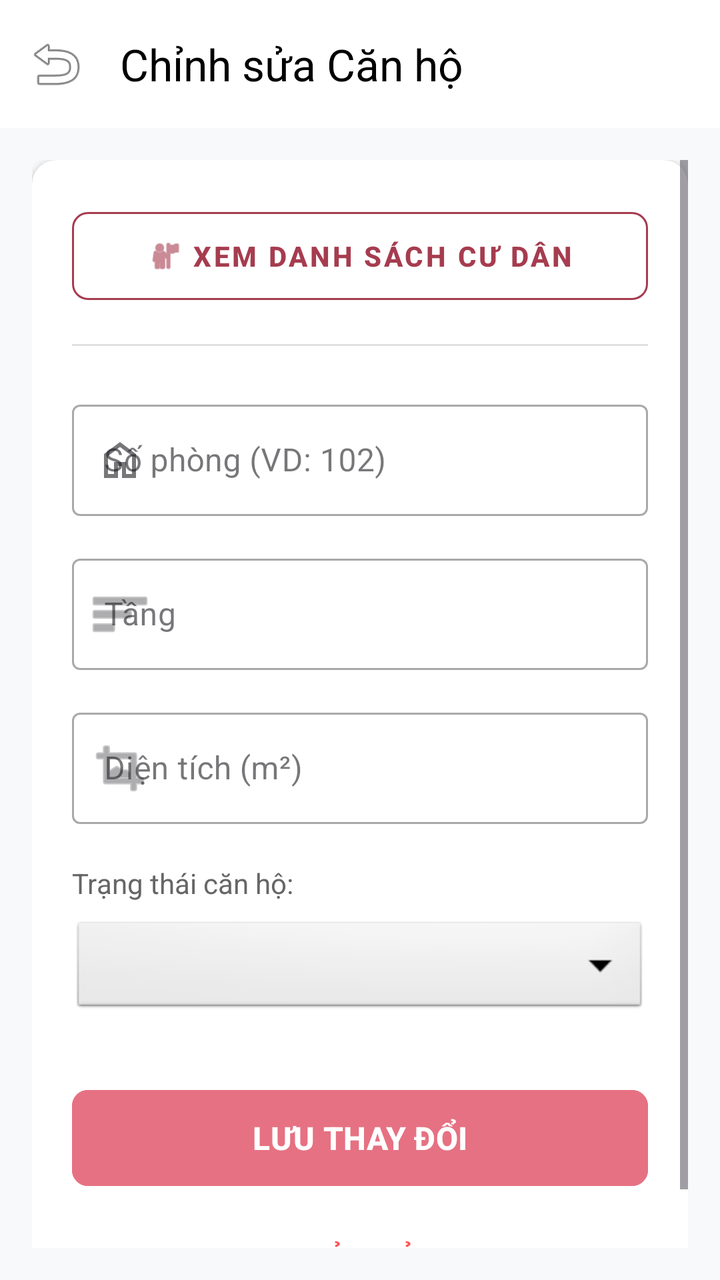
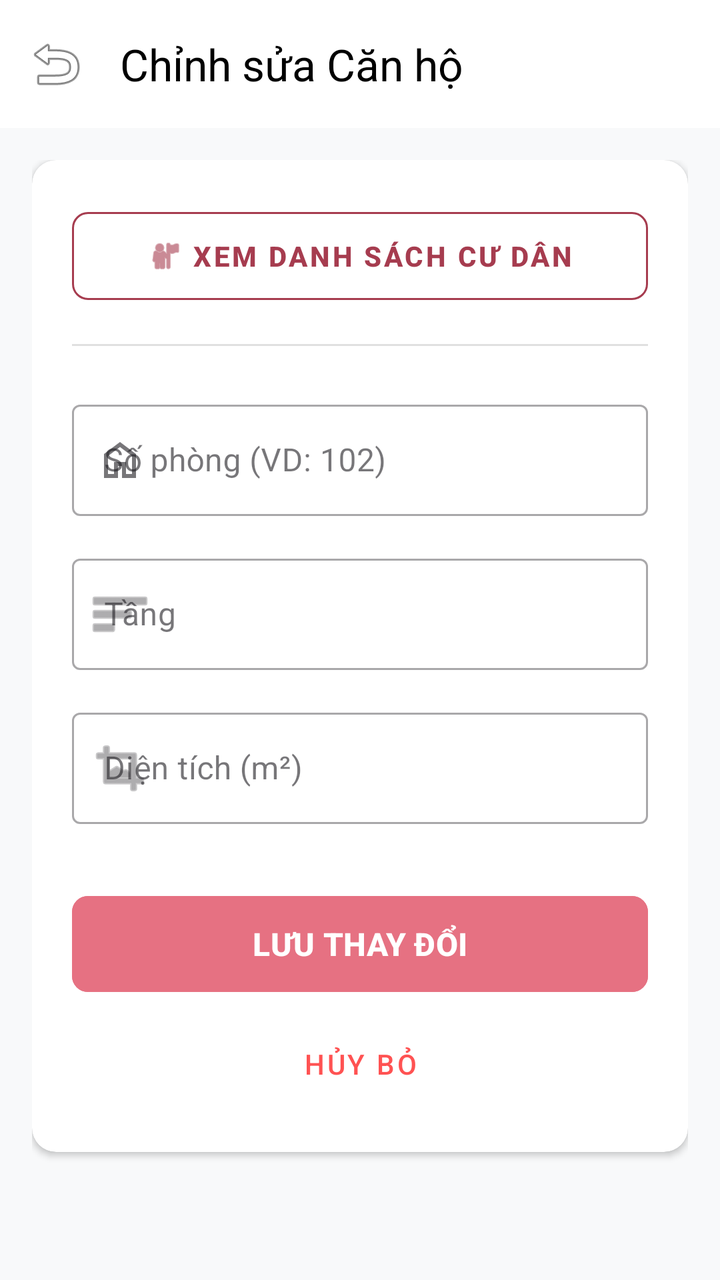

Before-and-after screenshots of an Android layout around one commit, followed by the original layout XML and the change that was made.
<!-- AndroidManifest.xml: application theme Theme.Apt -->
<!-- res/layout/fragment_update_apartment.xml -->
<?xml version="1.0" encoding="utf-8"?>
<LinearLayout xmlns:android="http://schemas.android.com/apk/res/android"
    xmlns:app="http://schemas.android.com/apk/res-auto"
    android:layout_width="match_parent"
    android:layout_height="match_parent"
    android:background="#F8F9FA"
    android:orientation="vertical">

    <androidx.appcompat.widget.Toolbar
        android:id="@+id/toolbar_update"
        android:layout_width="match_parent"
        android:layout_height="?attr/actionBarSize"
        android:background="@color/white"
        android:elevation="4dp"
        app:navigationIcon="@android:drawable/ic_menu_revert"
        app:title="Chỉnh sửa Căn hộ"
        app:titleTextColor="@color/black" />

    <ScrollView
        android:layout_width="match_parent"
        android:layout_height="match_parent"
        android:padding="16dp">

        <androidx.cardview.widget.CardView
            android:layout_width="match_parent"
            android:layout_height="wrap_content"
            app:cardCornerRadius="12dp"
            app:cardElevation="2dp">

            <LinearLayout
                android:layout_width="match_parent"
                android:layout_height="wrap_content"
                android:orientation="vertical"
                android:padding="20dp">

                <com.google.android.material.button.MaterialButton
                    android:id="@+id/btn_view_residents"
                    style="@style/Widget.MaterialComponents.Button.OutlinedButton"
                    android:layout_width="match_parent"
                    android:layout_height="56dp"
                    android:layout_marginBottom="16dp"
                    android:text="XEM DANH SÁCH CƯ DÂN"
                    android:textColor="#A63C4F"
                    android:textSize="14sp"
                    android:textStyle="bold"
                    app:cornerRadius="8dp"
                    app:icon="@android:drawable/ic_menu_myplaces"
                    app:iconGravity="textStart"
                    app:iconTint="#A63C4F"
                    app:strokeColor="#A63C4F"
                    app:strokeWidth="1dp" />

                <View
                    android:layout_width="match_parent"
                    android:layout_height="1dp"
                    android:layout_marginBottom="24dp"
                    android:background="#E0E0E0" />
                <com.google.android.material.textfield.TextInputLayout
                    style="@style/Widget.MaterialComponents.TextInputLayout.OutlinedBox"
                    android:layout_width="match_parent"
                    android:layout_height="wrap_content"
                    android:hint="Số phòng (VD: 102)"
                    app:startIconDrawable="@drawable/ic_home">

                    <com.google.android.material.textfield.TextInputEditText
                        android:id="@+id/edt_update_room_number"
                        android:layout_width="match_parent"
                        android:layout_height="wrap_content"
                        android:inputType="text" />
                </com.google.android.material.textfield.TextInputLayout>

                <com.google.android.material.textfield.TextInputLayout
                    style="@style/Widget.MaterialComponents.TextInputLayout.OutlinedBox"
                    android:layout_width="match_parent"
                    android:layout_height="wrap_content"
                    android:layout_marginTop="16dp"
                    android:hint="Tầng"
                    app:startIconDrawable="@android:drawable/ic_menu_sort_by_size">

                    <com.google.android.material.textfield.TextInputEditText
                        android:id="@+id/edt_update_floor"
                        android:layout_width="match_parent"
                        android:layout_height="wrap_content"
                        android:inputType="number" />
                </com.google.android.material.textfield.TextInputLayout>

                <com.google.android.material.textfield.TextInputLayout
                    style="@style/Widget.MaterialComponents.TextInputLayout.OutlinedBox"
                    android:layout_width="match_parent"
                    android:layout_height="wrap_content"
                    android:layout_marginTop="16dp"
                    android:hint="Diện tích (m²)"
                    app:startIconDrawable="@android:drawable/ic_menu_crop">

                    <com.google.android.material.textfield.TextInputEditText
                        android:id="@+id/edt_update_area"
                        android:layout_width="match_parent"
                        android:layout_height="wrap_content"
                        android:inputType="numberDecimal" />
                </com.google.android.material.textfield.TextInputLayout>

                <TextView
                    android:layout_width="wrap_content"
                    android:layout_height="wrap_content"
                    android:layout_marginTop="20dp"
                    android:text="Trạng thái căn hộ:"
                    android:textColor="#666666"
                    android:textSize="14sp" />

                <Spinner
                    android:id="@+id/spinner_update_status"
                    android:layout_width="match_parent"
                    android:layout_height="50dp"
                    android:layout_marginTop="8dp"
                    android:background="@android:drawable/btn_dropdown"
                    android:padding="8dp" />

                <Button
                    android:id="@+id/btn_update_save"
                    android:layout_width="match_parent"
                    android:layout_height="56dp"
                    android:layout_marginTop="32dp"
                    android:backgroundTint="@color/primary"
                    android:text="LƯU THAY ĐỔI"
                    android:textColor="@color/white"
                    android:textSize="16sp"
                    android:textStyle="bold"
                    app:cornerRadius="8dp" />

                <Button
                    android:id="@+id/btn_update_cancel"
                    style="@style/Widget.MaterialComponents.Button.TextButton"
                    android:layout_width="match_parent"
                    android:layout_height="wrap_content"
                    android:layout_marginTop="8dp"
                    android:text="Hủy bỏ"
                    android:textColor="#FF5252" />

            </LinearLayout>

        </androidx.cardview.widget.CardView>

    </ScrollView>

</LinearLayout>
<!-- resources referenced by this layout -->
<resources>
  <color name="black">#FF000000</color>
  <color name="primary">#E67182</color>
  <color name="white">#FFFFFFFF</color>
  <!-- drawable ic_home (drawable) -->
  <vector xmlns:android="http://schemas.android.com/apk/res/android"
      android:width="24dp"
      android:height="24dp"
      android:viewportWidth="960"
      android:viewportHeight="960">
    <path
        android:pathData="M240,760h120v-240h240v240h120v-360L480,220 240,400v360ZM160,840v-480l320,-240 320,240v480L520,840v-240h-80v240L160,840ZM480,490Z"
        android:fillColor="#666666"/>
  </vector>
  <style name="Theme.Apt" parent="Base.Theme.Apt" />
  <style name="Base.Theme.Apt" parent="Theme.Material3.DayNight.NoActionBar">
          
          
      </style>
</resources>

<!-- the commit's change to res/layout/fragment_update_apartment.xml (unified diff, before → after) -->
@@ -99,21 +99,6 @@
                         android:inputType="numberDecimal" />
                 </com.google.android.material.textfield.TextInputLayout>
 
-                <TextView
-                    android:layout_width="wrap_content"
-                    android:layout_height="wrap_content"
-                    android:layout_marginTop="20dp"
-                    android:text="Trạng thái căn hộ:"
-                    android:textColor="#666666"
-                    android:textSize="14sp" />
-
-                <Spinner
-                    android:id="@+id/spinner_update_status"
-                    android:layout_width="match_parent"
-                    android:layout_height="50dp"
-                    android:layout_marginTop="8dp"
-                    android:background="@android:drawable/btn_dropdown"
-                    android:padding="8dp" />
 
                 <Button
                     android:id="@+id/btn_update_save"
